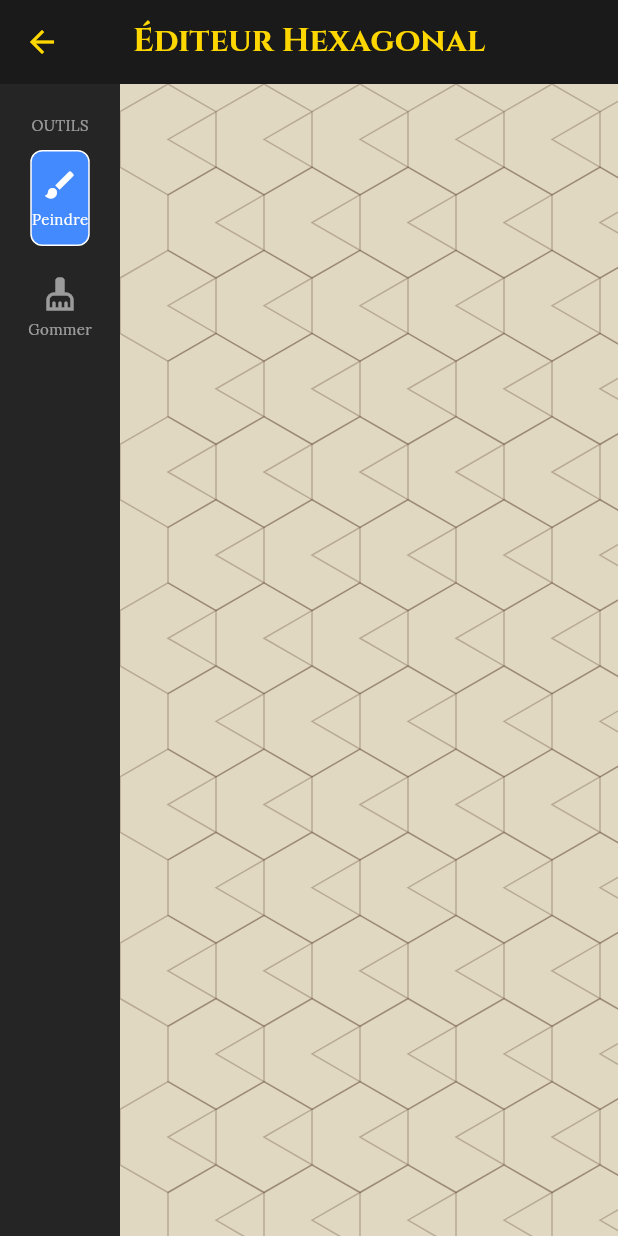
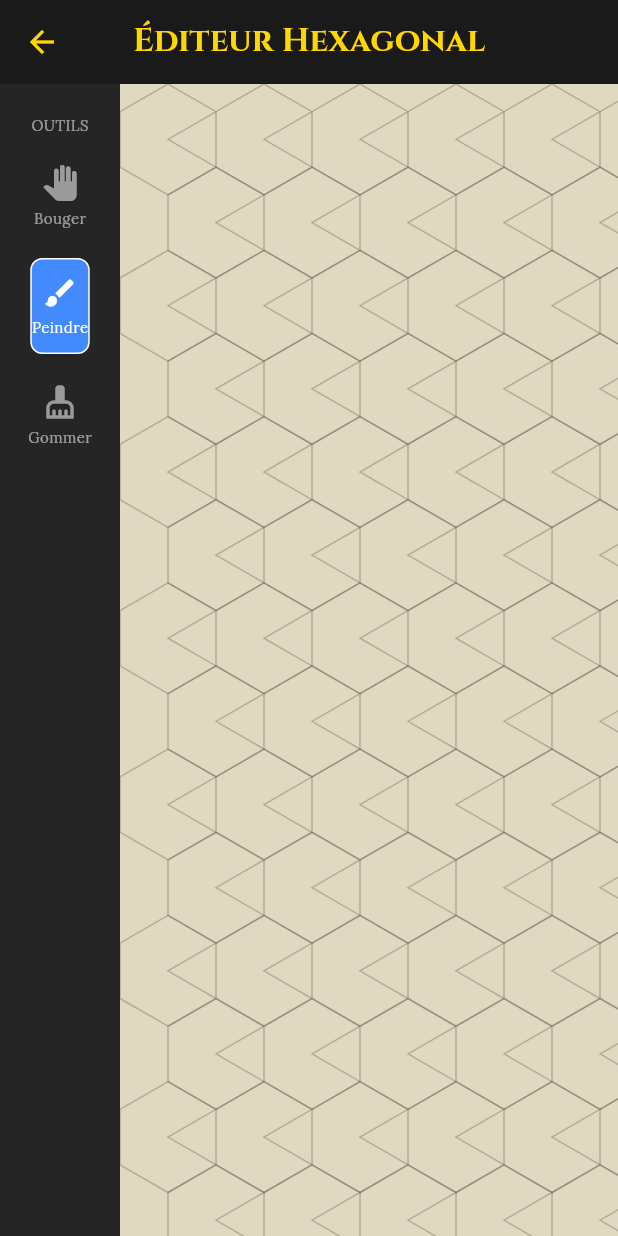
Before and after one commit to TheSecretOfUnicorn/D-D, a Flutter app: the MapEditorPage screen opened directly, on a phone screen of 412 x 824 dp. Run offline on Flutter 3.47's test engine with Material 3 defaults, Android fonts, the phone set to English and light mode, and no system bars; our stand-ins replace google_fonts, logger, share_plus, shared_preferences; accounts and stored records are empty.

Commit message:
modified:   lib/features/map_editor/presentation/pages/map_editor_page.dart

```diff
--- a/lib/features/map_editor/presentation/pages/map_editor_page.dart
+++ b/lib/features/map_editor/presentation/pages/map_editor_page.dart
@@ -2,17 +2,17 @@ import 'dart:ui' as ui;
 import 'package:flutter/material.dart';
 
 import '../../domain/models/map_config_model.dart';
-import '../../../../core/utils/hex_utils.dart';
+import '/core/utils/hex_utils.dart';
 import '../painters/grid_painter.dart';
 import '../painters/tile_layer_painter.dart';
 import '../painters/background_pattern_painter.dart';
 import '../../../../core/utils/image_loader.dart';
 
-// Enum pour savoir quel outil est actif
-enum EditorTool { brush, eraser }
+// 1. DÉFINITION DES OUTILS
+enum EditorTool { move, brush, eraser }
 
 class MapEditorPage extends StatefulWidget {
-  const MapEditorPage({Key? key}) : super(key: key);
+  const MapEditorPage({super.key});
 
   @override
   State<MapEditorPage> createState() => _MapEditorPageState();
@@ -33,11 +33,11 @@ class _MapEditorPageState extends State<MapEditorPage> {
   ui.Image? _floorTexture;
   bool _isLoading = true;
 
-  // --- ÉTAT DE L'ÉDITEUR ---
-  Set<String> _paintedCells = {};      // Les cases peintes
-  EditorTool _selectedTool = EditorTool.brush; // L'outil sélectionné (Pinceau par défaut)
+  // --- ÉTAT ---
+  Set<String> _paintedCells = {};
+  EditorTool _selectedTool = EditorTool.brush; // Outil par défaut
 
-  // Maths précises
+  // Maths
   double get _hexRadius => mapConfig.cellSize / HexUtils.sqrt3;
 
   @override
@@ -54,53 +54,59 @@ class _MapEditorPageState extends State<MapEditorPage> {
     } catch (e) { debugPrint("⚠️ Erreur Assets: $e"); }
   }
 
-  // --- GESTION DU CLIC SUR LE CANVAS ---
-  void _onCanvasTap(TapUpDetails details) {
-    // 1. On trouve quelle case a été touchée
+  // --- LOGIQUE DE PEINTURE (TAP & GLISSEMENT) ---
+  void _handlePaintAction(Offset localPosition) {
+    // Si on est en mode "Main", on ne peint pas !
+    if (_selectedTool == EditorTool.move) return;
+
     final point = HexUtils.pixelToGrid(
-      details.localPosition,
+      localPosition,
       _hexRadius,
       mapConfig.widthInCells,
       mapConfig.heightInCells
     );
 
-    // 2. Si le clic est valide (dans la grille)
     if (point.x >= 0 && point.y >= 0) {
       final String key = "${point.x},${point.y}";
-
-      // On copie le Set pour que Flutter détecte le changement
       final newSet = Set<String>.from(_paintedCells);
 
-      // 3. Action selon l'outil sélectionné
+      bool changed = false;
       if (_selectedTool == EditorTool.brush) {
-        newSet.add(key); // Ajouter (Peindre)
+        if (!newSet.contains(key)) {
+          newSet.add(key);
+          changed = true;
+        }
       } else if (_selectedTool == EditorTool.eraser) {
-        newSet.remove(key); // Enlever (Gommer)
+        if (newSet.contains(key)) {
+          newSet.remove(key);
+          changed = true;
+        }
       }
 
-      setState(() {
-        _paintedCells = newSet;
-      });
+      if (changed) {
+        setState(() {
+          _paintedCells = newSet;
+        });
+      }
     }
   }
 
   @override
   Widget build(BuildContext context) {
-    // Calcul de la taille du canvas
     final w = (mapConfig.widthInCells + 0.5) * HexUtils.width(_hexRadius);
     final h = (mapConfig.heightInCells * 0.75 * HexUtils.height(_hexRadius)) + HexUtils.height(_hexRadius);
 
+    // 2. BOOLEEN CRITIQUE : EST-CE QU'ON PEUT BOUGER LA CARTE ?
+    // Seulement si l'outil "Main" est sélectionné.
+    final bool canPanMap = _selectedTool == EditorTool.move;
+
     return Scaffold(
-      appBar: AppBar(
-        title: const Text("Éditeur Hexagonal"),
-        backgroundColor: const Color(0xFF1a1a1a)
-      ),
+      appBar: AppBar(title: const Text("Éditeur Hexagonal"), backgroundColor: const Color(0xFF1a1a1a)),
       backgroundColor: const Color(0xFF121212),
 
-      // --- CORRECTION : ON REMET LE 'ROW' POUR AVOIR LA PALETTE A GAUCHE ---
       body: Row(
         children: [
-          // 1. LA PALETTE D'OUTILS (Gauche)
+          // --- PALETTE D'OUTILS ---
           Container(
             width: 80,
             color: const Color(0xFF252525),
@@ -110,7 +116,17 @@ class _MapEditorPageState extends State<MapEditorPage> {
                 const Text("OUTILS", style: TextStyle(color: Colors.white54, fontSize: 10)),
                 const SizedBox(height: 10),
 
-                // Bouton PINCEAU
+                // Outil : MAIN (Déplacer)
+                _ToolButton(
+                  icon: Icons.pan_tool,
+                  label: "Bouger",
+                  isSelected: _selectedTool == EditorTool.move,
+                  onTap: () => setState(() => _selectedTool = EditorTool.move),
+                ),
+
+                const SizedBox(height: 10),
+
+                // Outil : PINCEAU
                 _ToolButton(
                   icon: Icons.brush,
                   label: "Peindre",
@@ -120,9 +136,9 @@ class _MapEditorPageState extends State<MapEditorPage> {
 
                 const SizedBox(height: 10),
 
-                // Bouton GOMME
+                // Outil : GOMME
                 _ToolButton(
-                  icon: Icons.cleaning_services, // ou Icons.delete
+                  icon: Icons.cleaning_services,
                   label: "Gommer",
                   isSelected: _selectedTool == EditorTool.eraser,
                   onTap: () => setState(() => _selectedTool = EditorTool.eraser),
@@ -131,18 +147,30 @@ class _MapEditorPageState extends State<MapEditorPage> {
             ),
           ),
 
-          // 2. LE CANVAS (Droite - Expanded)
+          // --- ZONE DE CARTE ---
           Expanded(
             child: Container(
-              color: const Color(0xFF121212), // Fond de la zone de travail
+              color: const Color(0xFF121212),
               child: LayoutBuilder(
                 builder: (context, constraints) {
                   return InteractiveViewer(
                     transformationController: _transformationController,
                     boundaryMargin: const EdgeInsets.all(double.infinity),
                     minScale: 0.1, maxScale: 5.0, constrained: false,
+
+                    // 3. LA CLÉ DU SUCCÈS EST ICI 👇
+                    // Si on peint, on désactive le Pan (déplacement) de l'InteractiveViewer
+                    panEnabled: canPanMap,
+                    scaleEnabled: canPanMap, // On désactive aussi le zoom pour éviter les conflits
+
                     child: GestureDetector(
-                      onTapUp: _onCanvasTap, // C'est ici que ça se passe !
+                      // On écoute le TAP (clic simple)
+                      onTapUp: (details) => _handlePaintAction(details.localPosition),
+
+                      // On écoute aussi le GLISSEMENT (Peindre en continu !)
+                      // Cela ne marche que si panEnabled est FALSE (donc en mode Pinceau)
+                      onPanUpdate: (details) => _handlePaintAction(details.localPosition),
+
                       child: MapCanvasWidget(
                         mapConfig: mapConfig,
                         floorTexture: _floorTexture,
@@ -162,14 +190,14 @@ class _MapEditorPageState extends State<MapEditorPage> {
   }
 }
 
-// Petit Widget helper pour les boutons de la palette
+// Widget Bouton Outil
 class _ToolButton extends StatelessWidget {
   final IconData icon;
   final String label;
   final bool isSelected;
   final VoidCallback onTap;
 
-  const _ToolButton({Key? key, required this.icon, required this.label, required this.isSelected, required this.onTap}) : super(key: key);
+  const _ToolButton({required this.icon, required this.label, required this.isSelected, required this.onTap});
 
   @override
   Widget build(BuildContext context) {
@@ -195,7 +223,6 @@ class _ToolButton extends StatelessWidget {
   }
 }
 
-// Le Widget Canvas (Identique à avant)
 class MapCanvasWidget extends StatelessWidget {
   final MapConfig mapConfig;
   final ui.Image? floorTexture;
@@ -203,31 +230,25 @@ class MapCanvasWidget extends StatelessWidget {
   final Set<String> paintedCells;
   final double hexRadius;
 
-  const MapCanvasWidget({Key? key, required this.mapConfig, this.floorTexture, this.parchmentTexture, required this.paintedCells, required this.hexRadius}) : super(key: key);
+  const MapCanvasWidget({super.key, required this.mapConfig, this.floorTexture, this.parchmentTexture, required this.paintedCells, required this.hexRadius});
 
   @override
   Widget build(BuildContext context) {
-    // Calcul de la taille (Nécessaire pour le scroll)
     final w = (mapConfig.widthInCells + 0.5) * HexUtils.width(hexRadius);
     final h = (mapConfig.heightInCells * 0.75 * HexUtils.height(hexRadius)) + HexUtils.height(hexRadius);
 
     return Container(
       width: w, height: h,
-      decoration: BoxDecoration(boxShadow: [BoxShadow(color: Colors.black54, blurRadius: 20)]),
+      decoration: const BoxDecoration(boxShadow: [BoxShadow(color: Colors.black54, blurRadius: 20)]),
       child: Stack(
         children: [
-          // Layer 0 : Fond
           Positioned.fill(child: CustomPaint(painter: BackgroundPatternPainter(backgroundColor: mapConfig.backgroundColor, patternImage: parchmentTexture))),
-
-          // Layer 1 : Tuiles (Avec le correctif de tri Z-Index)
           RepaintBoundary(
             child: CustomPaint(
               size: Size(w, h),
               painter: TileLayerPainter(config: mapConfig, tileImage: floorTexture, paintedCells: paintedCells, radius: hexRadius),
             ),
           ),
-
-          // Layer 2 : Grille
           IgnorePointer(child: CustomPaint(size: Size(w, h), painter: GridPainter(config: mapConfig, radius: hexRadius))),
         ],
       ),
```
